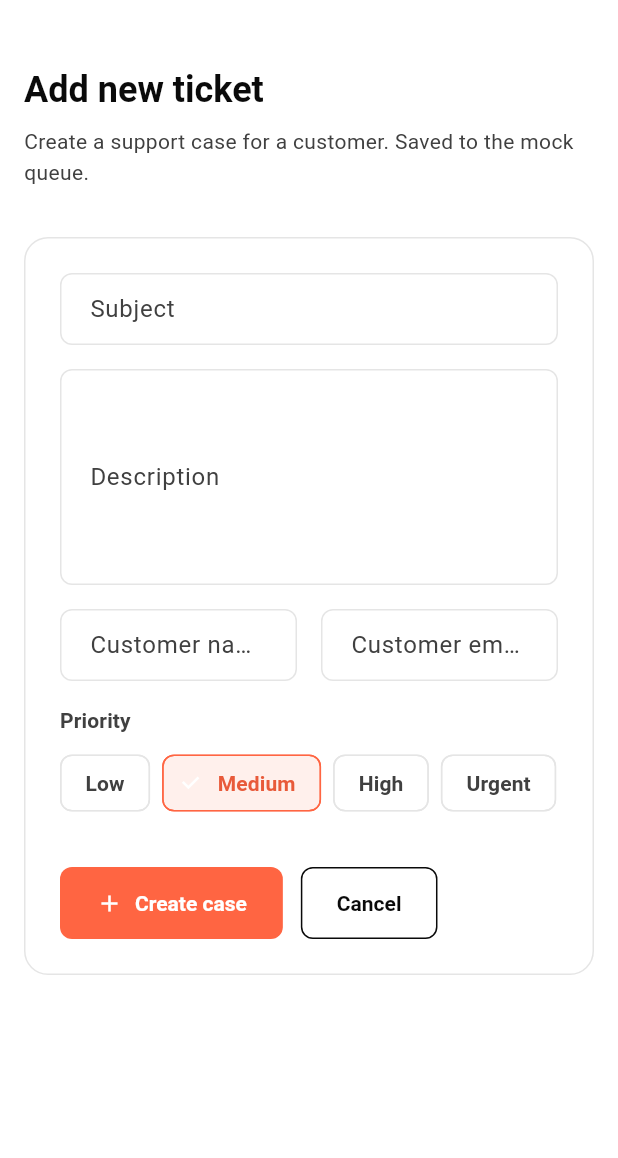
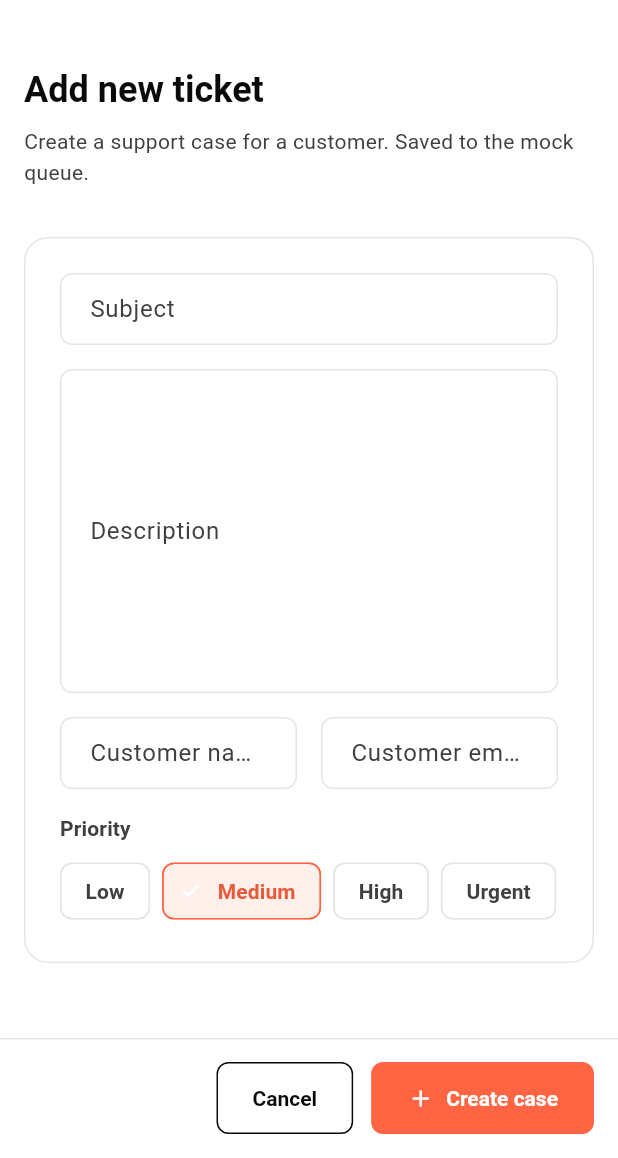
Before and after one commit to sayge-code-hub/saasify, a Flutter app: the CreateTicketPage screen opened by its route, on a phone screen of 412 x 824 dp, the part 78-1236 px from its top. Run offline on Flutter 3.47's test engine with Material 3 defaults, Android fonts, the phone set to English and light mode, and no system bars; our stand-ins replace equatable, flutter_bloc, go_router; Roboto replaces fonts that are missing (Fraunces, Source Sans 3).

Commit message:
Make Add Ticket full-width with sticky action bar
Form spans the content area; Cancel and Create case stay pinned
bottom-right while the fields scroll.

Co-authored-by: adityaarana <adityaarana@outlook.com>

```diff
--- a/lib/features/ticketing/presentation/pages/create_ticket_page.dart
+++ b/lib/features/ticketing/presentation/pages/create_ticket_page.dart
@@ -2,10 +2,10 @@ import 'package:flutter/material.dart';
 import 'package:flutter_bloc/flutter_bloc.dart';
 import 'package:go_router/go_router.dart';
 
+import 'package:saasify/core/responsive/app_breakpoints.dart';
 import 'package:saasify/core/theme/app_colors.dart';
 import 'package:saasify/core/theme/app_spacing.dart';
 import 'package:saasify/core/widgets/app_button.dart';
-import 'package:saasify/core/widgets/app_page.dart';
 import 'package:saasify/core/widgets/app_text_field.dart';
 import 'package:saasify/features/ticketing/domain/ticket.dart';
 import 'package:saasify/features/ticketing/presentation/bloc/ticket_list_cubit.dart';
@@ -58,10 +58,25 @@ class _CreateTicketPageState extends State<CreateTicketPage> {
   @override
   Widget build(BuildContext context) {
     final theme = Theme.of(context);
+    final horizontal = context.isCompact
+        ? AppSpacing.pagePaddingCompact
+        : AppSpacing.pagePaddingExpanded;
 
-    return AppPage(
+    return ColoredBox(
+      color: AppColors.canvas,
       child: Form(
         key: _formKey,
+        child: Column(
+          crossAxisAlignment: CrossAxisAlignment.stretch,
+          children: [
+            Expanded(
+              child: SingleChildScrollView(
+                padding: EdgeInsets.fromLTRB(
+                  horizontal,
+                  AppSpacing.lg,
+                  horizontal,
+                  AppSpacing.lg,
+                ),
                 child: Column(
                   crossAxisAlignment: CrossAxisAlignment.stretch,
                   children: [
@@ -83,7 +98,8 @@ class _CreateTicketPageState extends State<CreateTicketPage> {
                     DecoratedBox(
                       decoration: BoxDecoration(
                         color: AppColors.surface,
-                borderRadius: BorderRadius.circular(AppSpacing.radiusLg),
+                        borderRadius:
+                            BorderRadius.circular(AppSpacing.radiusLg),
                         border: Border.all(color: AppColors.border),
                       ),
                       child: Padding(
@@ -107,8 +123,9 @@ class _CreateTicketPageState extends State<CreateTicketPage> {
                             AppTextField(
                               controller: _description,
                               label: 'Description',
-                      hint: 'What happened, and what should happen next?',
-                      maxLines: 5,
+                              hint:
+                                  'What happened, and what should happen next?',
+                              maxLines: 8,
                               validator: (value) {
                                 if (value == null || value.trim().isEmpty) {
                                   return 'Description is required';
@@ -127,7 +144,8 @@ class _CreateTicketPageState extends State<CreateTicketPage> {
                                     hint: 'Full name',
                                     textInputAction: TextInputAction.next,
                                     validator: (value) {
-                              if (value == null || value.trim().isEmpty) {
+                                      if (value == null ||
+                                          value.trim().isEmpty) {
                                         return 'Name is required';
                                       }
                                       return null;
@@ -144,7 +162,9 @@ class _CreateTicketPageState extends State<CreateTicketPage> {
                                     textInputAction: TextInputAction.next,
                                     validator: (value) {
                                       final v = value?.trim() ?? '';
-                              if (v.isEmpty) return 'Email is required';
+                                      if (v.isEmpty) {
+                                        return 'Email is required';
+                                      }
                                       if (!v.contains('@')) {
                                         return 'Enter a valid email';
                                       }
@@ -171,7 +191,8 @@ class _CreateTicketPageState extends State<CreateTicketPage> {
                                     label: Text(priority.label),
                                     selected: _priority == priority,
                                     selectedColor: AppColors.accentMuted,
-                            labelStyle: theme.textTheme.labelLarge?.copyWith(
+                                    labelStyle:
+                                        theme.textTheme.labelLarge?.copyWith(
                                       color: _priority == priority
                                           ? AppColors.accentHover
                                           : AppColors.inkSecondary,
@@ -187,16 +208,35 @@ class _CreateTicketPageState extends State<CreateTicketPage> {
                                   ),
                               ],
                             ),
-                    const SizedBox(height: AppSpacing.xl),
-                    Row(
+                          ],
+                        ),
+                      ),
+                    ),
+                  ],
+                ),
+              ),
+            ),
+            Material(
+              color: AppColors.surface,
+              elevation: 0,
+              child: DecoratedBox(
+                decoration: const BoxDecoration(
+                  border: Border(
+                    top: BorderSide(color: AppColors.border),
+                  ),
+                ),
+                child: SafeArea(
+                  top: false,
+                  child: Padding(
+                    padding: EdgeInsets.fromLTRB(
+                      horizontal,
+                      AppSpacing.md,
+                      horizontal,
+                      AppSpacing.md,
+                    ),
+                    child: Row(
+                      mainAxisAlignment: MainAxisAlignment.end,
                       children: [
-                        AppButton(
-                          label: 'Create case',
-                          icon: Icons.add,
-                          isLoading: _submitting,
-                          onPressed: _submitting ? null : _submit,
-                        ),
-                        const SizedBox(width: AppSpacing.sm),
                         AppButton(
                           label: 'Cancel',
                           variant: AppButtonVariant.outlined,
@@ -204,9 +244,16 @@ class _CreateTicketPageState extends State<CreateTicketPage> {
                               ? null
                               : () => context.go('/ticketing'),
                         ),
+                        const SizedBox(width: AppSpacing.sm),
+                        AppButton(
+                          label: 'Create case',
+                          icon: Icons.add,
+                          isLoading: _submitting,
+                          onPressed: _submitting ? null : _submit,
+                        ),
                       ],
                     ),
-                  ],
+                  ),
                 ),
               ),
             ),
```
Lines whose indentation alone changed are shown as unchanged.
